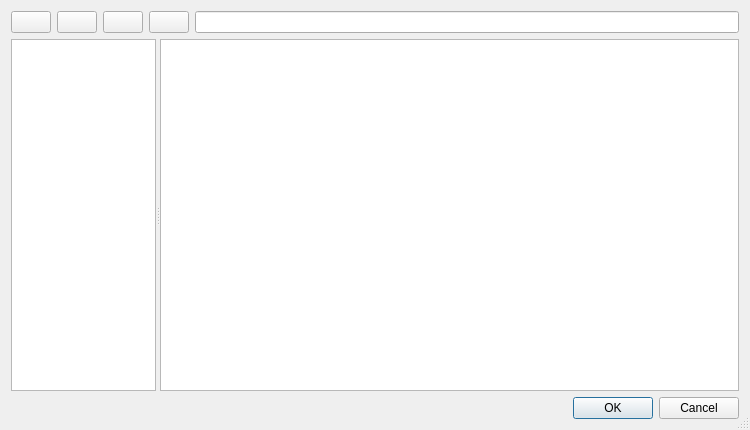
Old version of the form application/GUI/RemoteBrowseDialog.ui in the repository Ummon/D-LAN.
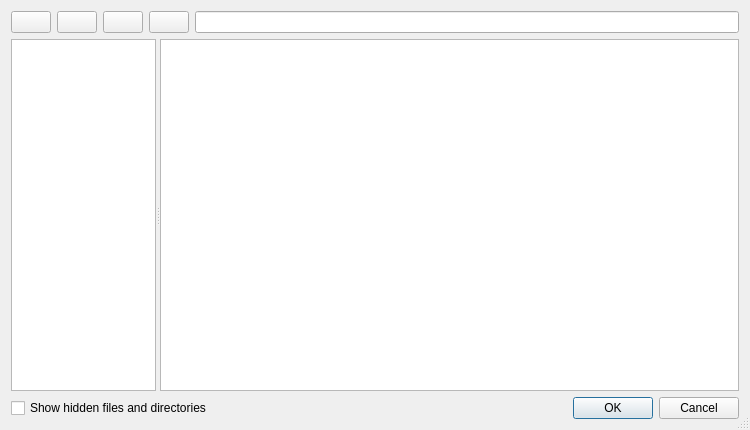
New version of the form. Icons and pictures are not drawn.

Commit message: Add an option to see or hide files or directories when browsing local items.

Patch:
```diff
--- a/application/GUI/RemoteBrowseDialog.ui
+++ b/application/GUI/RemoteBrowseDialog.ui
@@ -125,6 +125,15 @@
     </widget>
    </item>
    <item>
+    <layout class="QHBoxLayout" name="horizontalLayoutFooter">
+     <item>
+      <widget class="QCheckBox" name="chkShowHidden">
+       <property name="text">
+        <string notr="true">Show hidden files and directories</string>
+       </property>
+      </widget>
+     </item>
+     <item>
     <widget class="QDialogButtonBox" name="buttonBox">
      <property name="orientation">
       <enum>Qt::Orientation::Horizontal</enum>
@@ -133,6 +142,8 @@
       <set>QDialogButtonBox::StandardButton::Cancel|QDialogButtonBox::StandardButton::Ok</set>
      </property>
     </widget>
+     </item>
+    </layout>
    </item>
   </layout>
  </widget>
```
Lines whose indentation alone changed are shown as unchanged. The commit also changes 16 other files.
